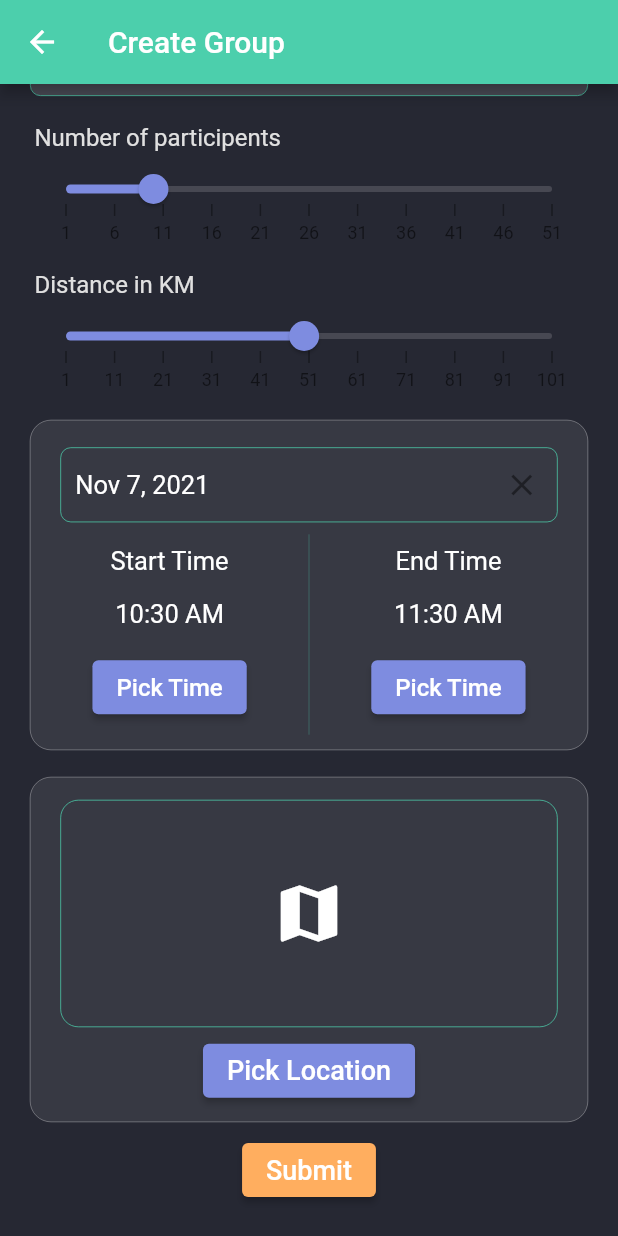
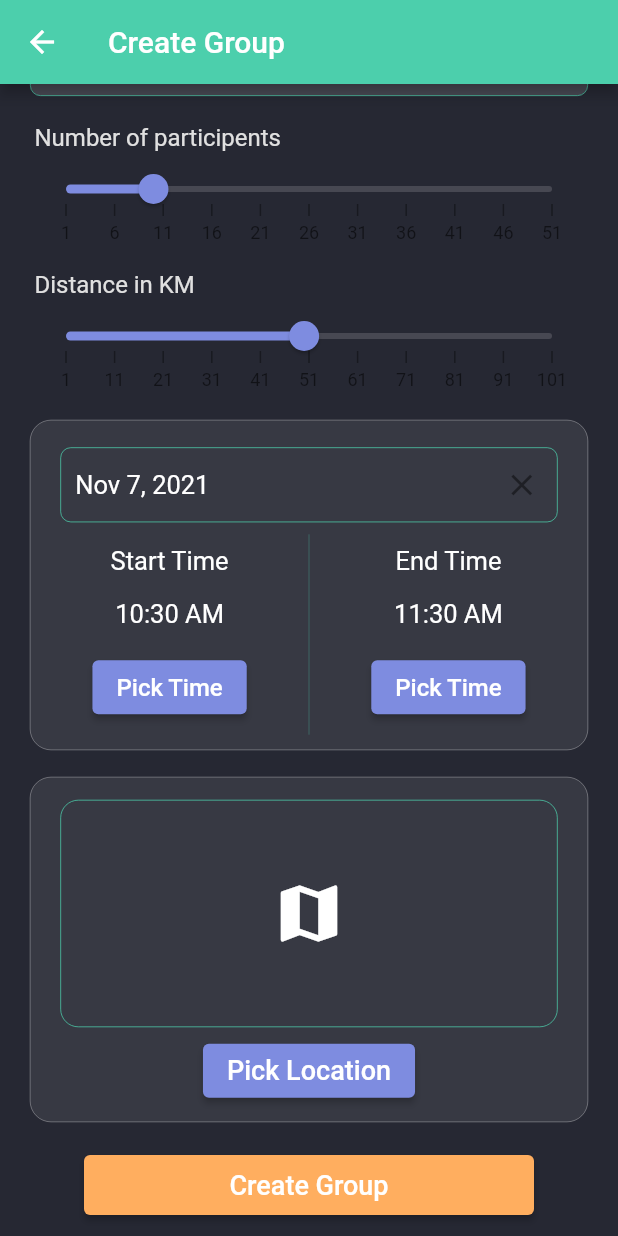
Before and after one commit to Abdulaziz4/bike-riders, a Flutter app: the GroupCreationView screen opened by its route, scrolled down 331 dp, on a phone screen of 412 x 824 dp. Run offline on Flutter 3.47's test engine with Material 2 defaults, Android fonts, the phone set to English and light mode, and no system bars; drawn by our look-alikes of datetime_picker_formfield, syncfusion_flutter_sliders; our stand-ins replace cloud_firestore, firebase_auth, firebase_core, flutter_spinkit, flutter_svg, geolocator and 4 more; missing offline and left inert: day_night_time_picker, syncfusion_flutter_core; accounts and stored records are empty.

Commit message:
Changing submit button dimensions

```diff
--- a/lib/ui/group_creation/group_creation_view.dart
+++ b/lib/ui/group_creation/group_creation_view.dart
@@ -91,9 +91,14 @@ class _GroupCreationViewState extends State<GroupCreationView> {
                           showLocationNotPickedError:
                               viewmodel.showLocationError,
                         ),
-                        CustomButton(
+                        Padding(
+                          padding: const EdgeInsets.symmetric(vertical: 10.0),
+                          child: CustomButton(
+                            size: Size(300, 40),
                             onPress: viewmodel.validateAndSubmitForm,
-                            text: "Submit")
+                            text: "Create Group",
+                          ),
+                        )
                       ],
                     ),
                   ),
```
